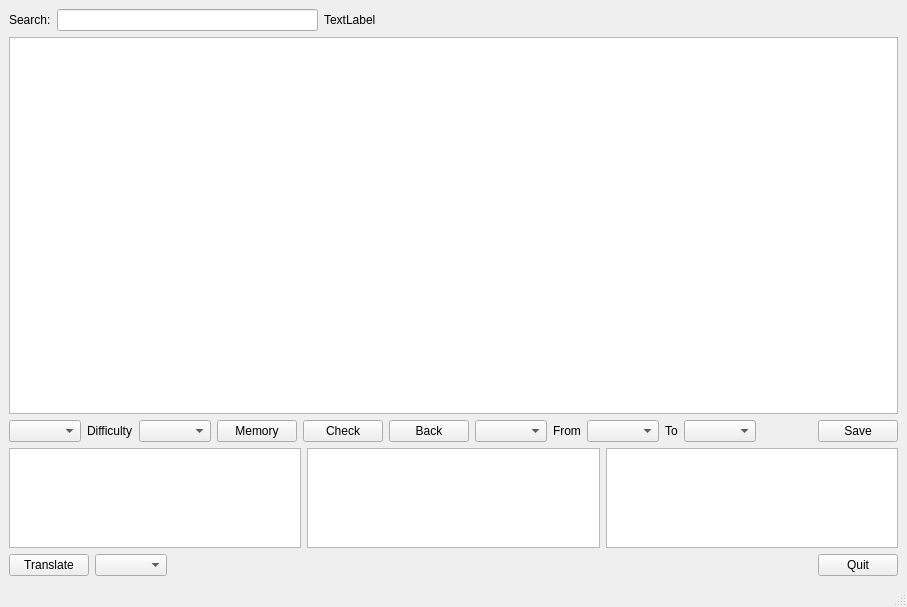
First picture: the form in mainwindow2.ui, repository chenjiayi8/WerkwoordenMaster, before the edit.
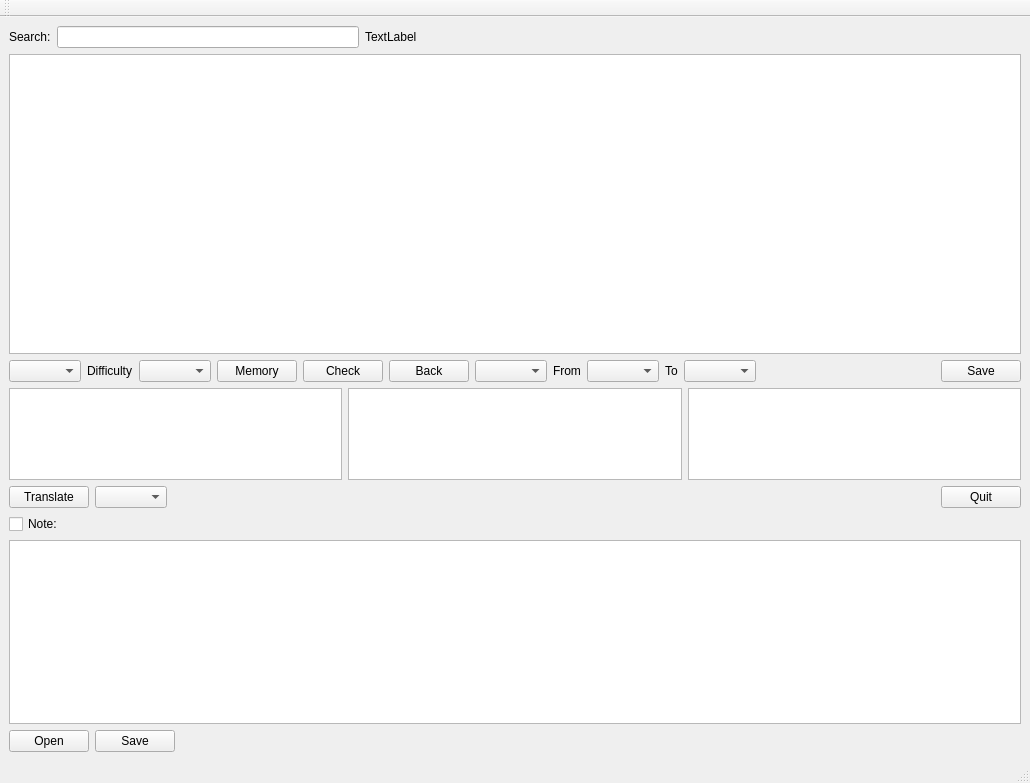
Second picture: the form after the edit. Icons and pictures are not drawn.

Commit message:
Add note edit area
Spell checker of note will be added later.

Diff of the .ui file:
```diff
--- a/mainwindow2.ui
+++ b/mainwindow2.ui
@@ -9,8 +9,8 @@
    <rect>
     <x>0</x>
     <y>0</y>
-    <width>907</width>
-    <height>607</height>
+    <width>1030</width>
+    <height>783</height>
    </rect>
   </property>
   <property name="minimumSize">
@@ -23,7 +23,7 @@
    <string>Werkwoorden Master</string>
   </property>
   <widget class="QWidget" name="centralwidget">
-   <layout class="QVBoxLayout" name="verticalLayout">
+   <layout class="QVBoxLayout" name="verticalLayout_2">
     <item>
      <layout class="QHBoxLayout" name="horizontalLayout">
       <item>
@@ -315,9 +315,71 @@
       </item>
      </layout>
     </item>
+    <item>
+     <layout class="QVBoxLayout" name="verticalLayout">
+      <item>
+       <widget class="QCheckBox" name="checkBox">
+        <property name="text">
+         <string>Note:</string>
+        </property>
+       </widget>
+      </item>
+      <item>
+       <widget class="QTextEdit" name="textEditNote">
+        <property name="font">
+         <font>
+          <pointsize>16</pointsize>
+         </font>
+        </property>
+       </widget>
+      </item>
+     </layout>
+    </item>
+    <item>
+     <layout class="QHBoxLayout" name="horizontalLayout_5">
+      <item>
+       <widget class="QPushButton" name="pushButtonNoteOpen">
+        <property name="text">
+         <string>Open</string>
+        </property>
+       </widget>
+      </item>
+      <item>
+       <widget class="QPushButton" name="pushButtonNoteSave">
+        <property name="text">
+         <string>Save</string>
+        </property>
+       </widget>
+      </item>
+      <item>
+       <spacer name="horizontalSpacer_5">
+        <property name="orientation">
+         <enum>Qt::Horizontal</enum>
+        </property>
+        <property name="sizeHint" stdset="0">
+         <size>
+          <width>40</width>
+          <height>20</height>
+         </size>
+        </property>
+       </spacer>
+      </item>
+     </layout>
+    </item>
    </layout>
   </widget>
   <widget class="QStatusBar" name="statusbar"/>
+  <widget class="QToolBar" name="toolBar">
+   <property name="windowTitle">
+    <string>toolBar</string>
+   </property>
+   <attribute name="toolBarArea">
+    <enum>TopToolBarArea</enum>
+   </attribute>
+   <attribute name="toolBarBreak">
+    <bool>false</bool>
+   </attribute>
+  </widget>
  </widget>
  <resources/>
  <connections/>
```
The commit also changes 7 other files.
